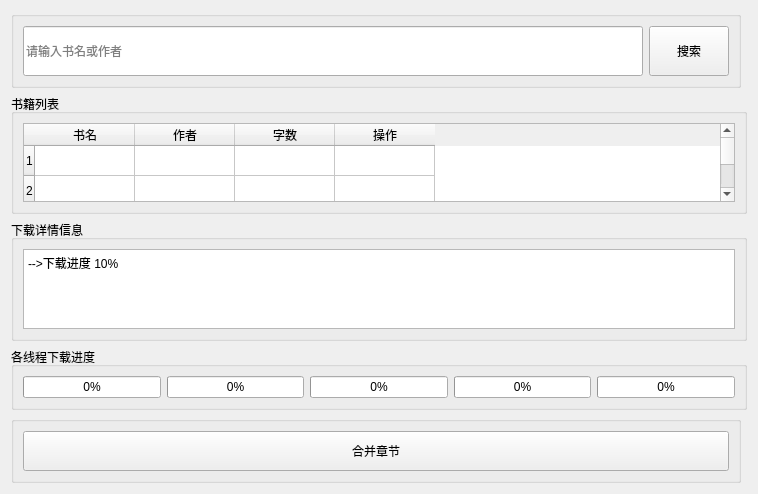
Qt form resource/ui/fcition.ui (chengyijun/fcition_multi_thread) before a commit.
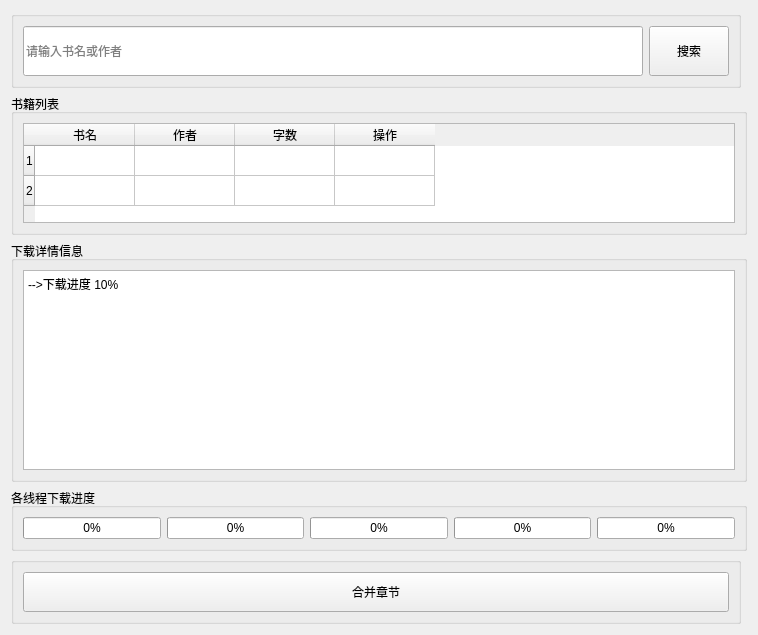
The same form after that commit.

Commit message: ui更新2

The edit to the form file:
```diff
--- a/resource/ui/fcition.ui
+++ b/resource/ui/fcition.ui
@@ -7,7 +7,7 @@
     <x>0</x>
     <y>0</y>
     <width>758</width>
-    <height>494</height>
+    <height>561</height>
    </rect>
   </property>
   <property name="windowTitle">
@@ -25,6 +25,12 @@
      <layout class="QHBoxLayout" name="horizontalLayout_4">
       <item>
        <widget class="QTableWidget" name="tableWidget_2">
+        <property name="minimumSize">
+         <size>
+          <width>0</width>
+          <height>100</height>
+         </size>
+        </property>
         <attribute name="horizontalHeaderDefaultSectionSize">
          <number>100</number>
         </attribute>
@@ -139,6 +145,12 @@
      <layout class="QHBoxLayout" name="horizontalLayout_3">
       <item>
        <widget class="QTextBrowser" name="textBrowser">
+        <property name="minimumSize">
+         <size>
+          <width>0</width>
+          <height>200</height>
+         </size>
+        </property>
         <property name="html">
          <string>&lt;!DOCTYPE HTML PUBLIC &quot;-//W3C//DTD HTML 4.0//EN&quot; &quot;http://www.w3.org/TR/REC-html40/strict.dtd&quot;&gt;
 &lt;html&gt;&lt;head&gt;&lt;meta name=&quot;qrichtext&quot; content=&quot;1&quot; /&gt;&lt;style type=&quot;text/css&quot;&gt;
```
The commit also changes 1 other file.
